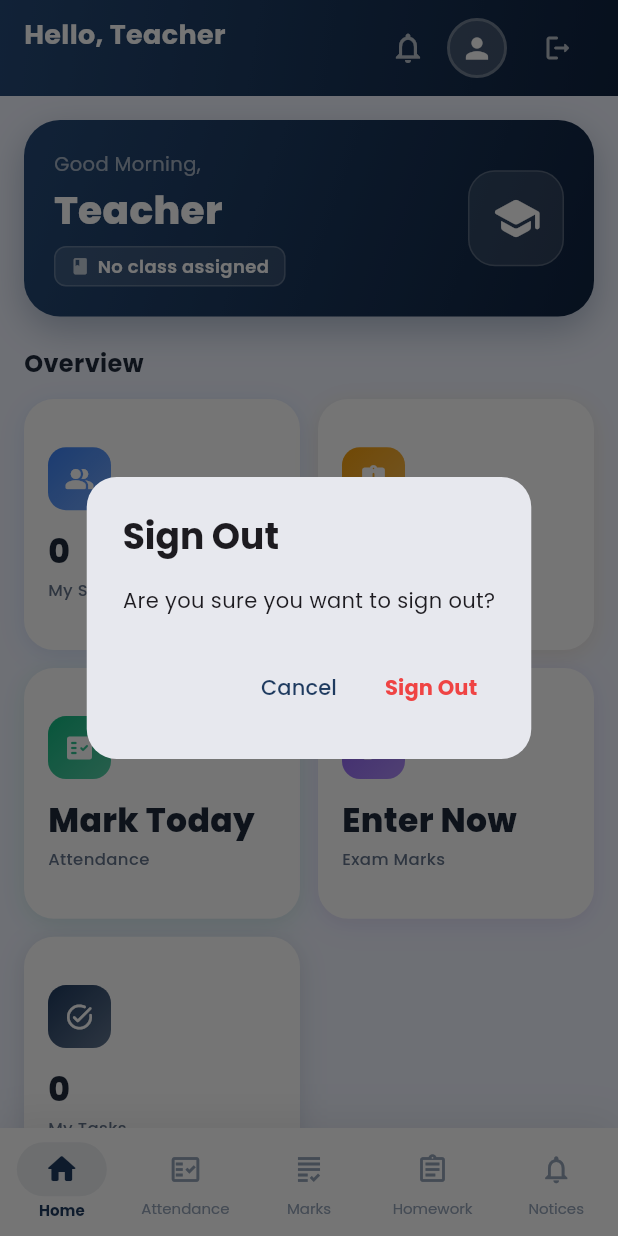
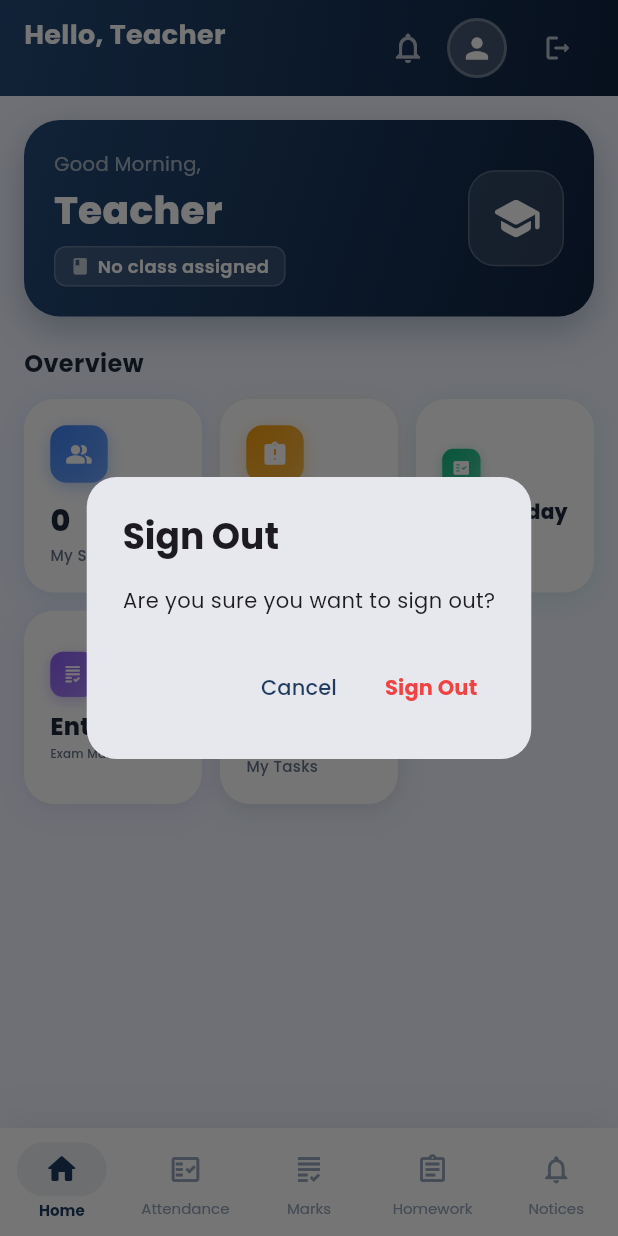
Before and after one commit to sectofficework-droid/SATYAM-SCHOOL, a Flutter app: the TeacherHome screen opened by its route, after a tap on the "logout" icon, on a phone screen of 412 x 824 dp. Run offline on Flutter 3.47's test engine with Material 3 defaults, Android fonts, the phone set to English and light mode, and no system bars; our stand-ins replace flutter_secure_storage, get, google_fonts, shared_preferences, shimmer, supabase_flutter; accounts and stored records are empty.

Commit message:
Remove duplicate Quick Actions section, widen module cards to 3 per row
Quick Actions on the teacher dashboard just repeated the same four
links (Attendance, Homework, Marks, Tasks) already present as Overview
stat cards above it, so it was pure redundancy on the same screen.
Removed the section and its now-unused _QuickAction widget.

With Quick Actions gone, the Overview stat cards are the only way to
jump into a module, so made them feel more like tappable module
tiles: changed the grid from 2 columns to 3 (5 cards now read as
3-then-2 instead of 3 rows of 2), gave the icon tile its own drop
shadow in the card's color, and added a press-down scale + colored
border animation via a new _StatCardState so tapping a card gives
visible feedback instead of feeling static like a plain stat display.

Co-Authored-By: Claude Sonnet 5 <noreply@anthropic.com>

```diff
--- a/mobile-app/lib/app/modules/teacher/dashboard/teacher_dashboard_tab.dart
+++ b/mobile-app/lib/app/modules/teacher/dashboard/teacher_dashboard_tab.dart
@@ -110,11 +110,11 @@ class _TeacherDashboardTabState extends State<TeacherDashboardTab>
             else FadeTransition(
               opacity: _fadeAnim,
               child: GridView.count(
-                crossAxisCount: 2,
+                crossAxisCount: 3,
                 shrinkWrap: true,
                 physics: const NeverScrollableScrollPhysics(),
                 crossAxisSpacing: 12, mainAxisSpacing: 12,
-                childAspectRatio: 1.1,
+                childAspectRatio: 0.92,
                 children: [
                   _AnimEntry(delay: 100, child: StatCard(
                     label: 'My Students', value: '$_studentCount',
@@ -149,40 +149,6 @@ class _TeacherDashboardTabState extends State<TeacherDashboardTab>
                 ],
               ),
             ),
-
-            const SizedBox(height: 24),
-
-            _AnimEntry(delay: 400, child: const Text('Quick Actions',
-              style: TextStyle(fontSize: 16, fontWeight: FontWeight.w700, color: AppColors.text))),
-            const SizedBox(height: 12),
-
-            _AnimEntry(delay: 460, child: _QuickAction(
-              icon: Icons.fact_check_rounded, label: 'Mark Today\'s Attendance',
-              subtitle: 'Track who\'s present today',
-              color: AppColors.green, bg: AppColors.greenLight,
-              onTap: () => Get.toNamed(Routes.teacherAttend),
-            )),
-            const SizedBox(height: 10),
-            _AnimEntry(delay: 520, child: _QuickAction(
-              icon: Icons.add_task_rounded, label: 'Assign Homework',
-              subtitle: 'Give tasks to your class',
-              color: AppColors.amber, bg: AppColors.amberLight,
-              onTap: () => Get.toNamed(Routes.teacherHomework),
-            )),
-            const SizedBox(height: 10),
-            _AnimEntry(delay: 580, child: _QuickAction(
-              icon: Icons.grading_rounded, label: 'Enter Exam Marks',
-              subtitle: 'Update test scores',
-              color: AppColors.purple, bg: AppColors.purpleLight,
-              onTap: () => Get.toNamed(Routes.teacherMarks),
-            )),
-            const SizedBox(height: 10),
-            _AnimEntry(delay: 640, child: _QuickAction(
-              icon: Icons.task_alt_rounded, label: 'View My Tasks',
-              subtitle: 'Tasks assigned to you by admin',
-              color: AppColors.navy, bg: AppColors.blueLight,
-              onTap: () => Get.toNamed(Routes.teacherTasks),
-            )),
           ],
         ),
       ),
@@ -255,67 +221,14 @@ class _GreetingBanner extends StatelessWidget {
   );
 }
 
-class _QuickAction extends StatelessWidget {
-  final IconData icon;
-  final String label;
-  final String subtitle;
-  final Color color;
-  final Color bg;
-  final VoidCallback onTap;
-
-  const _QuickAction({
-    required this.icon, required this.label, required this.subtitle,
-    required this.color, required this.bg, required this.onTap,
-  });
-
-  @override
-  Widget build(BuildContext context) => GestureDetector(
-    onTap: onTap,
-    child: Container(
-      padding: const EdgeInsets.symmetric(horizontal: 16, vertical: 14),
-      decoration: BoxDecoration(
-        color: AppColors.card,
-        borderRadius: BorderRadius.circular(16),
-        boxShadow: AppShadows.card,
-      ),
-      child: Row(children: [
-        Container(
-          width: 46, height: 46,
-          decoration: BoxDecoration(
-            gradient: LinearGradient(
-              colors: [color, color.withOpacity(.7)],
-              begin: Alignment.topLeft, end: Alignment.bottomRight,
-            ),
-            borderRadius: BorderRadius.circular(13),
-          ),
-          child: Icon(icon, color: Colors.white, size: 22),
-        ),
-        const SizedBox(width: 14),
-        Expanded(child: Column(
-          crossAxisAlignment: CrossAxisAlignment.start,
-          children: [
-            Text(label, style: const TextStyle(fontWeight: FontWeight.w600, fontSize: 14, color: AppColors.text)),
-            Text(subtitle, style: const TextStyle(fontSize: 12, color: AppColors.textLight)),
-          ],
-        )),
-        Container(
-          width: 28, height: 28,
-          decoration: BoxDecoration(color: bg, borderRadius: BorderRadius.circular(8)),
-          child: Icon(Icons.arrow_forward_ios_rounded, color: color, size: 13),
-        ),
-      ]),
-    ),
-  );
-}
-
 class _ShimmerGrid extends StatelessWidget {
   @override
   Widget build(BuildContext context) => GridView.count(
-    crossAxisCount: 2,
+    crossAxisCount: 3,
     shrinkWrap: true,
     physics: const NeverScrollableScrollPhysics(),
     crossAxisSpacing: 12, mainAxisSpacing: 12,
-    childAspectRatio: 1.1,
+    childAspectRatio: 0.92,
     children: List.generate(5, (_) => Shimmer.fromColors(
       baseColor: const Color(0xFFE2E8F0),
       highlightColor: const Color(0xFFF8FAFC),
--- a/mobile-app/lib/common/widgets/stat_card.dart
+++ b/mobile-app/lib/common/widgets/stat_card.dart
@@ -1,7 +1,7 @@
 import 'package:flutter/material.dart';
 import '../../core/theme/app_theme.dart';
 
-class StatCard extends StatelessWidget {
+class StatCard extends StatefulWidget {
   final String label;
   final String value;
   final IconData icon;
@@ -20,16 +20,36 @@ class StatCard extends StatelessWidget {
   });
 
   @override
+  State<StatCard> createState() => _StatCardState();
+}
+
+class _StatCardState extends State<StatCard> {
+  bool _pressed = false;
+
+  void _setPressed(bool v) {
+    if (widget.onTap == null) return;
+    setState(() => _pressed = v);
+  }
+
+  @override
   Widget build(BuildContext context) => GestureDetector(
-    onTap: onTap,
+    onTap: widget.onTap,
+    onTapDown: (_) => _setPressed(true),
+    onTapUp:   (_) => _setPressed(false),
+    onTapCancel: () => _setPressed(false),
+    child: AnimatedScale(
+      scale: _pressed ? 0.94 : 1,
+      duration: const Duration(milliseconds: 120),
+      curve: Curves.easeOut,
       child: AnimatedContainer(
         duration: const Duration(milliseconds: 150),
         padding: const EdgeInsets.all(16),
         decoration: BoxDecoration(
           color: AppColors.card,
           borderRadius: BorderRadius.circular(20),
+          border: Border.all(color: widget.color.withOpacity(_pressed ? .35 : 0), width: 1.5),
           boxShadow: [
-          BoxShadow(color: color.withOpacity(.12), blurRadius: 16, offset: const Offset(0, 4)),
+            BoxShadow(color: widget.color.withOpacity(.12), blurRadius: 16, offset: const Offset(0, 4)),
             const BoxShadow(color: Color(0x06000000), blurRadius: 8, offset: Offset(0, 2)),
           ],
         ),
@@ -48,21 +68,24 @@ class StatCard extends StatelessWidget {
                 width: 42, height: 42,
                 decoration: BoxDecoration(
                   gradient: LinearGradient(
-                  colors: [color, color.withOpacity(.7)],
+                    colors: [widget.color, widget.color.withOpacity(.65)],
                     begin: Alignment.topLeft,
                     end: Alignment.bottomRight,
                   ),
                   borderRadius: BorderRadius.circular(12),
+                  boxShadow: [
+                    BoxShadow(color: widget.color.withOpacity(.35), blurRadius: 10, offset: const Offset(0, 3)),
+                  ],
                 ),
-              child: Icon(icon, color: Colors.white, size: 20),
+                child: Icon(widget.icon, color: Colors.white, size: 20),
               ),
               const SizedBox(height: 12),
-            Text(value,
+              Text(widget.value,
                 maxLines: 1,
                 overflow: TextOverflow.ellipsis,
                 style: const TextStyle(fontSize: 22, fontWeight: FontWeight.w800, color: AppColors.text)),
               const SizedBox(height: 2),
-            Text(label,
+              Text(widget.label,
                 maxLines: 1,
                 overflow: TextOverflow.ellipsis,
                 style: const TextStyle(fontSize: 11, color: AppColors.textLight, fontWeight: FontWeight.w500)),
@@ -70,5 +93,6 @@ class StatCard extends StatelessWidget {
           ),
         ),
       ),
+    ),
   );
 }
```
Lines whose indentation alone changed are shown as unchanged.
